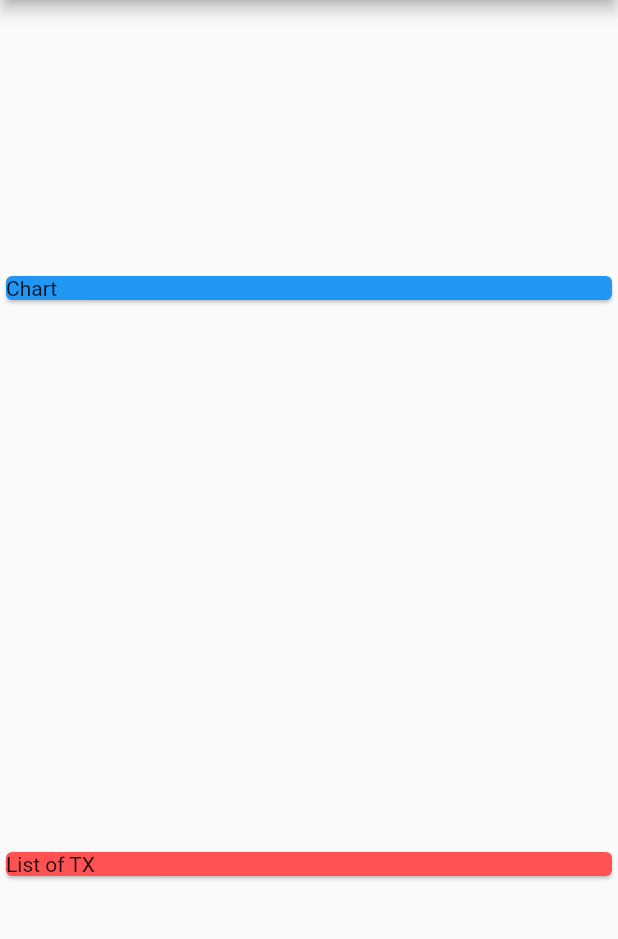
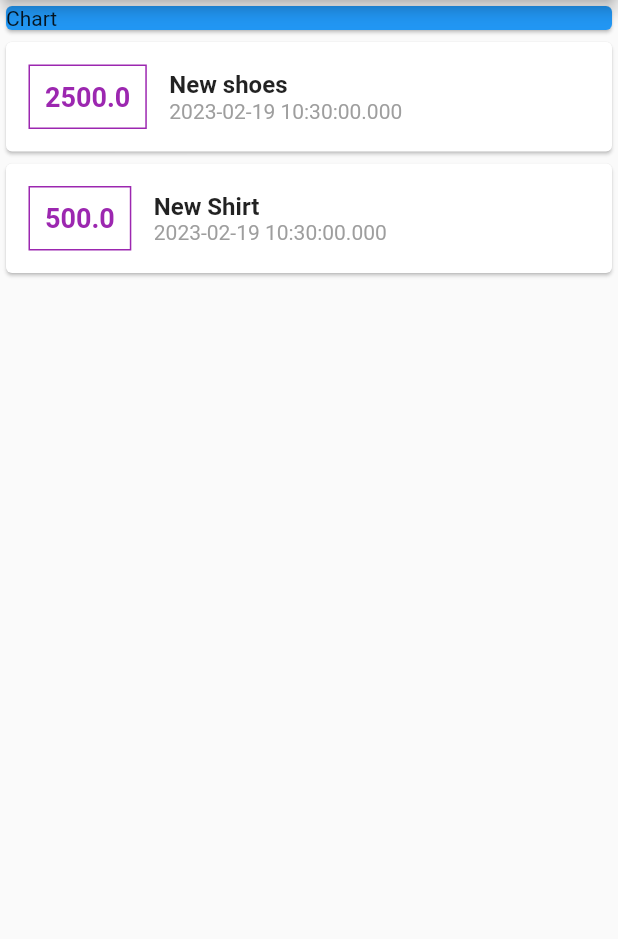
Before and after one commit to akibur-rahman/Daily-Expenses-Tracker-App, a Flutter app: the screen it shows after launch, on a phone screen of 412 x 824 dp, the part 84-1023 px from its top. Run offline on Flutter 3.47's test engine with Material 2 defaults, Android fonts, the phone set to English and light mode, and no system bars.

Commit message:
designed transaction list and added styling

```diff
--- a/app/lib/main.dart
+++ b/app/lib/main.dart
@@ -45,7 +45,6 @@ class MyHomePage extends StatelessWidget {
         title: const Center(child: Text('Daily Expenses App')),
       ),
       body: Column(
-        mainAxisAlignment: MainAxisAlignment.spaceAround,
         children: [
           Container(
             width: double.infinity,
@@ -54,13 +53,52 @@ class MyHomePage extends StatelessWidget {
               child: Text("Chart"),
             ),
           ),
-          Container(
-            width: double.infinity,
-            child: Card(
-              color: Colors.redAccent,
-              child: Text('List of TX'),
-            ),
-          )
+          Column(
+            children: transaction.map((tx) {
+              return Card(
+                child: Row(
+                  children: [
+                    Container(
+                      margin: EdgeInsets.all(15),
+                      decoration: BoxDecoration(
+                        border: Border.all(
+                          color: Colors.purple,
+                          width: 1,
+                        ),
+                      ),
+                      padding: EdgeInsets.all(10),
+                      child: Text(
+                        tx.amount.toString(),
+                        style: TextStyle(
+                          fontSize: 18,
+                          fontWeight: FontWeight.w700,
+                          color: Colors.purple,
+                        ),
+                      ),
+                    ),
+                    Column(
+                      crossAxisAlignment: CrossAxisAlignment.start,
+                      children: [
+                        Text(
+                          tx.title as String,
+                          style: TextStyle(
+                            fontSize: 16,
+                            fontWeight: FontWeight.w600,
+                          ),
+                        ),
+                        Text(
+                          tx.date.toString(),
+                          style: TextStyle(
+                            color: Colors.grey,
+                          ),
+                        ),
+                      ],
+                    )
+                  ],
+                ),
+              );
+            }).toList(),
+          ),
         ],
       ),
     );
```
